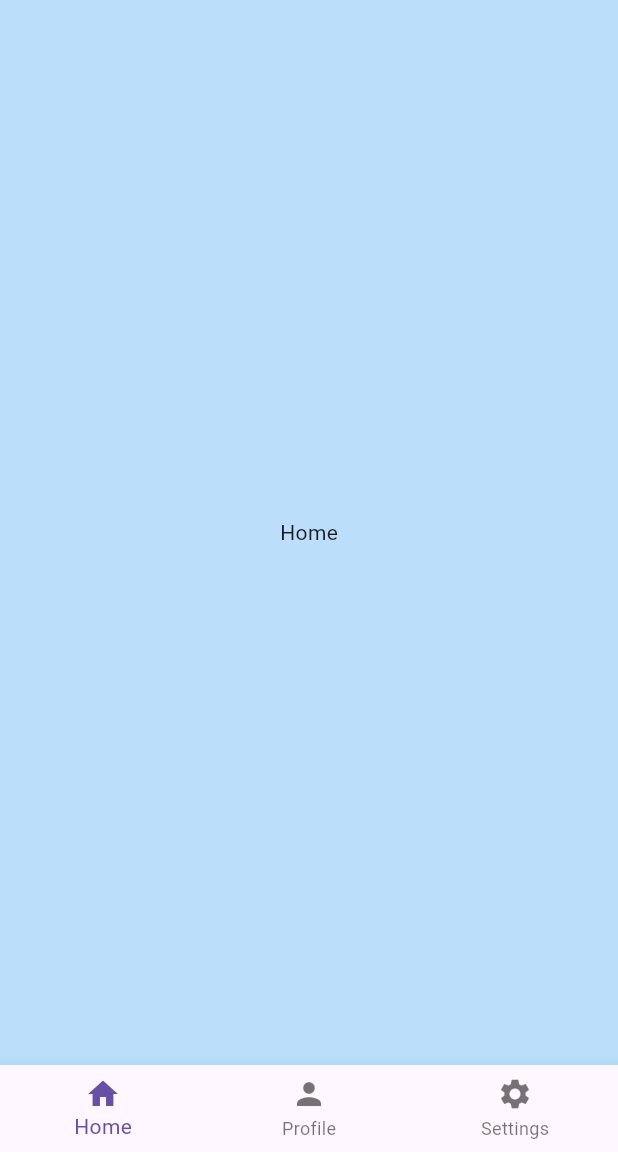
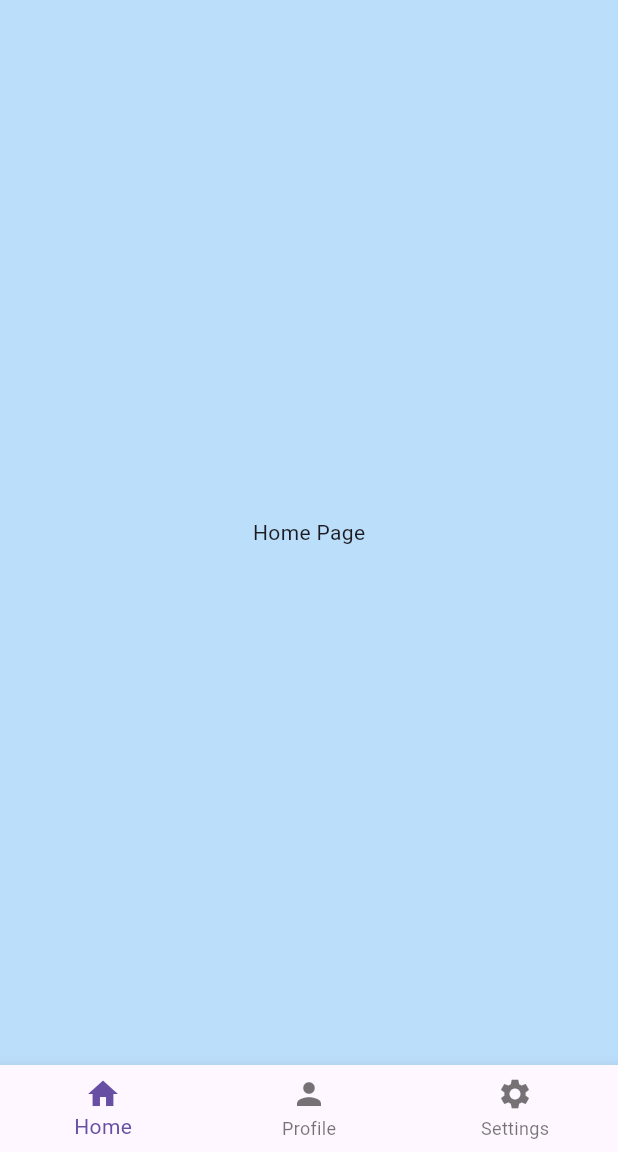
Before and after one commit to radiustechsolution/flutter-learn1, a Flutter app: the screen it shows after launch, on a phone screen of 412 x 824 dp, the part 84-1236 px from its top. Run offline on Flutter 3.47's test engine with Material 3 defaults, Android fonts, the phone set to English and light mode, and no system bars.

Commit message:
Navigation 2

```diff
--- a/lib/pages/home_page.dart
+++ b/lib/pages/home_page.dart
@@ -8,6 +8,7 @@ class HomePage extends StatelessWidget {
   @override
   Widget build(BuildContext context) {
     return Scaffold(
-        backgroundColor: Colors.blue[100], body: Center(child: Text("Home")));
+        backgroundColor: Colors.blue[100],
+        body: Center(child: Text("Home Page")));
   }
 }
```
